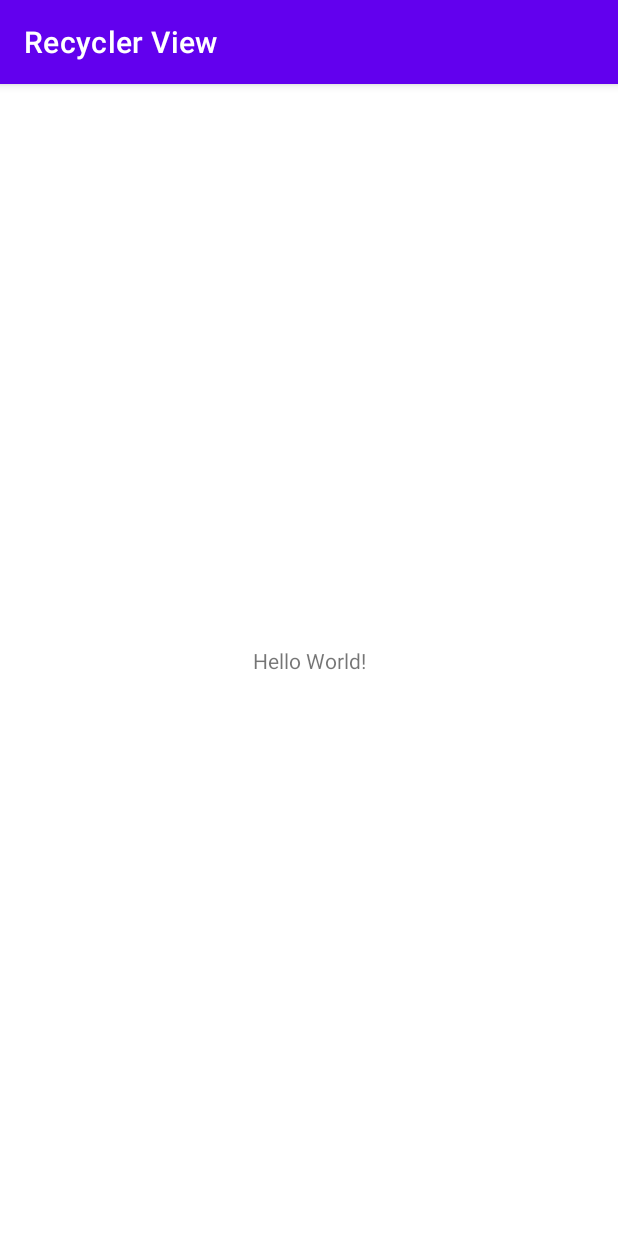
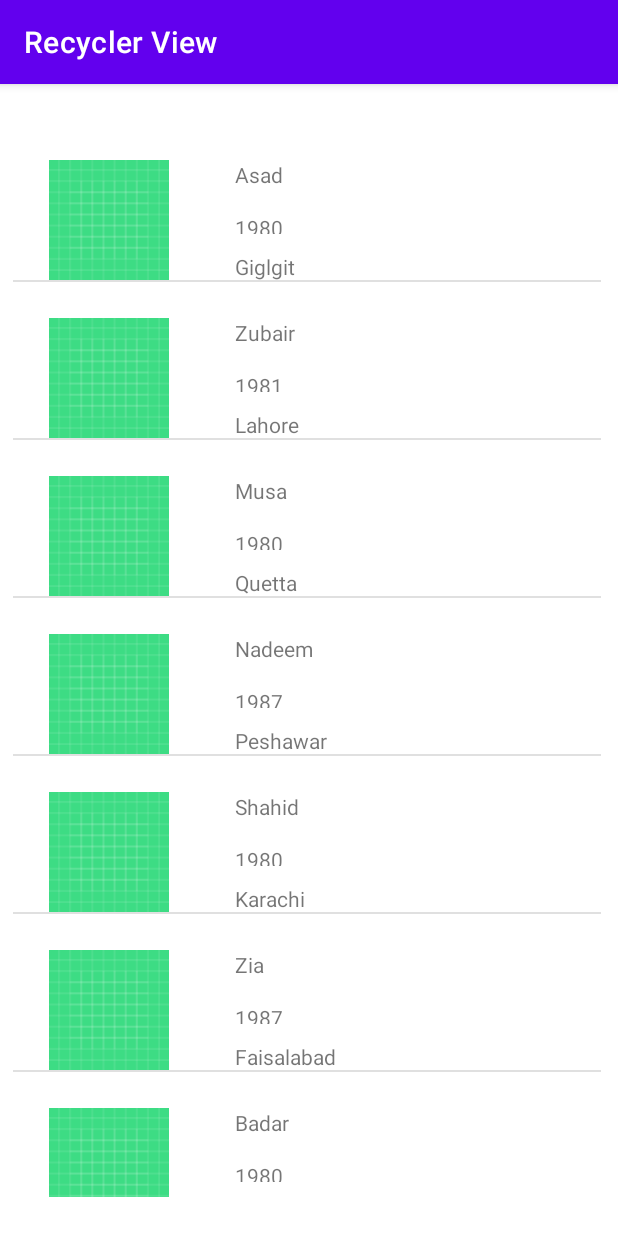
Before and after one commit to anas1590/Recycler-View, an Android app: the screen it shows after launch (MainActivity), on a phone screen of 412 x 824 dp. Run offline under Robolectric (Android 15) with nearby library versions, the phone set to English and light mode, and no system bars; pictures from the network do not load.

Commit message:
second commit

```diff
--- /dev/null
+++ b/app/src/main/java/com/example/recyclerview/Friends.java
@@ -0,0 +1,48 @@
+package com.example.recyclerview;
+
+public class Friends {
+    private int id;
+
+    private String name;
+    private int dob;
+    private String city;
+
+    public Friends(int id, String name, int dob, String city) {
+        this.id = id;
+        this.name = name;
+        this.dob = dob;
+        this.city = city;
+    }
+
+    public int getId() {
+        return id;
+    }
+
+    public void setId(int id) {
+        this.id = id;
+    }
+
+    public String getName() {
+        return name;
+    }
+
+    public void setName(String name) {
+        this.name = name;
+    }
+
+    public int getDob() {
+        return dob;
+    }
+
+    public void setDob(int dob) {
+        this.dob = dob;
+    }
+
+    public String getCity() {
+        return city;
+    }
+
+    public void setCity(String city) {
+        this.city = city;
+    }
+}
--- a/app/src/main/java/com/example/recyclerview/MainActivity.java
+++ b/app/src/main/java/com/example/recyclerview/MainActivity.java
@@ -1,14 +1,55 @@
 package com.example.recyclerview;
 
 import androidx.appcompat.app.AppCompatActivity;
+import androidx.recyclerview.widget.GridLayoutManager;
+import androidx.recyclerview.widget.LinearLayoutManager;
+import androidx.recyclerview.widget.RecyclerView;
 
 import android.os.Bundle;
 
+import java.util.ArrayList;
+import java.util.Arrays;
+import java.util.List;
+
 public class MainActivity extends AppCompatActivity {
+
+    private RecyclerView recyclerView;
+    private RecyclerView.Adapter adapter;
+    private RecyclerView.LayoutManager layoutManager;
+
+    List<Friends> friendsList = new ArrayList<Friends>();
 
     @Override
     protected void onCreate(Bundle savedInstanceState) {
         super.onCreate(savedInstanceState);
         setContentView(R.layout.activity_main);
+
+        setListAdapter();
+
+    }
+    private void setListAdapter() {
+        Friends f0 = new Friends(1,"Asad", 1980, "Giglgit");
+        Friends f1 = new Friends(2,"Zubair", 1981, "Lahore");
+        Friends f2 = new Friends(3,"Musa", 1980, "Quetta");
+        Friends f3 = new Friends(4,"Nadeem",1987,"Peshawar");
+        Friends f4 = new Friends(5,"Shahid", 1980, "Karachi");
+        Friends f5 = new Friends(6,"Zia",1987,"Faisalabad ");
+        Friends f6 = new Friends(7,"Badar", 1980, "Rawalpindi");
+        Friends f7 = new Friends(8,"Hashim",1987,"Lahore");
+
+        friendsList.addAll(Arrays.asList(new Friends[]{f0,f1,f2,f3,f4,f5,f6,f7,}));
+        recyclerView = findViewById(R.id.recyclerView);
+
+        //recyclerView.setHasFixedSize(true);
+
+        //LinearLayoutManager GridLayoutManager
+        layoutManager = new LinearLayoutManager(this);
+        recyclerView.setLayoutManager(layoutManager);
+
+        adapter = new RecyclerViewAdapter(friendsList,MainActivity.this) {
+
+        };
+
+        recyclerView.setAdapter(adapter);
     }
 }
--- /dev/null
+++ b/app/src/main/java/com/example/recyclerview/RecyclerViewAdapter.java
@@ -0,0 +1,62 @@
+package com.example.recyclerview;
+
+import android.app.Activity;
+import android.view.LayoutInflater;
+import android.view.View;
+import android.view.ViewGroup;
+import android.widget.ImageView;
+import android.widget.TextView;
+
+import androidx.annotation.NonNull;
+import androidx.recyclerview.widget.RecyclerView;
+
+import java.util.List;
+
+class RecyclerViewAdapter extends RecyclerView.Adapter<RecyclerViewAdapter.MyViewHolder> {
+
+    List<Friends> friendsList;
+    Activity mAct;
+
+    public RecyclerViewAdapter(List<Friends> friendsList, Activity mAct) {
+        this.friendsList = friendsList;
+        this.mAct = mAct;
+    }
+
+    @NonNull
+    @Override
+    public MyViewHolder onCreateViewHolder(@NonNull ViewGroup parent, int viewType) {
+        View itemView = LayoutInflater.from(parent.getContext())
+                .inflate(R.layout.friends, parent, false);
+        return new MyViewHolder(itemView);
+    }
+
+    @Override
+    public void onBindViewHolder(@NonNull MyViewHolder holder, int position) {
+        holder.data=friendsList.get(position);
+        holder.textViewFriendName.setText(holder.data.getName());
+        holder.textViewdateFriend.setText(String.valueOf(holder.data.getDob()));
+        //holder.imageViewFriend.setImageResource(R.drawable.airplane);
+        holder.textViewCity.setText(holder.data.getCity());
+        //Glide.with(mAct).load("https://homepages.cae.wisc.edu/~ece533/images/airplane.png").into(holder.imageViewFriend);
+    }
+
+    @Override
+    public int getItemCount() {
+        return friendsList.size();
+    }
+
+    public class MyViewHolder extends RecyclerView.ViewHolder {
+        ImageView imageViewFriend;
+        TextView textViewFriendName;
+        TextView textViewdateFriend;
+        TextView textViewCity;
+        Friends data;
+        public MyViewHolder(@NonNull View itemView) {
+            super(itemView);
+            imageViewFriend = itemView.findViewById(R.id.imageViewFriendPicture);
+            textViewFriendName = itemView.findViewById(R.id.textViewFriendName);
+            textViewdateFriend = itemView.findViewById(R.id.textViewDate);
+            textViewCity = itemView.findViewById(R.id.textViewCity);
+        }
+    }
+}
--- a/app/src/main/res/layout/activity_main.xml
+++ b/app/src/main/res/layout/activity_main.xml
@@ -6,13 +6,16 @@
     android:layout_height="match_parent"
     tools:context=".MainActivity">
 
-    <TextView
-        android:layout_width="wrap_content"
-        android:layout_height="wrap_content"
-        android:text="Hello World!"
+    <androidx.recyclerview.widget.RecyclerView
+        android:id="@+id/recyclerView"
+        android:layout_width="395dp"
+        android:layout_height="715dp"
+        android:layout_marginStart="16dp"
+        android:layout_marginTop="16dp"
+        android:layout_marginEnd="16dp"
+        android:layout_marginBottom="16dp"
         app:layout_constraintBottom_toBottomOf="parent"
-        app:layout_constraintLeft_toLeftOf="parent"
-        app:layout_constraintRight_toRightOf="parent"
+        app:layout_constraintEnd_toEndOf="parent"
+        app:layout_constraintStart_toStartOf="parent"
         app:layout_constraintTop_toTopOf="parent" />
-
 </androidx.constraintlayout.widget.ConstraintLayout>
--- /dev/null
+++ b/app/src/main/res/layout/friends.xml
@@ -0,0 +1,58 @@
+<?xml version="1.0" encoding="utf-8"?>
+<androidx.constraintlayout.widget.ConstraintLayout xmlns:android="http://schemas.android.com/apk/res/android"
+    xmlns:app="http://schemas.android.com/apk/res-auto"
+    xmlns:tools="http://schemas.android.com/tools"
+    android:orientation="vertical" android:layout_width="match_parent"
+    android:layout_height="wrap_content"
+    android:id="@+id/friendDetailLayout">
+
+    <ImageView
+        android:id="@+id/imageViewFriendPicture"
+        android:layout_width="80dp"
+        android:layout_height="80dp"
+        android:layout_marginStart="24dp"
+        android:layout_marginTop="24dp"
+        app:layout_constraintStart_toStartOf="parent"
+        app:layout_constraintTop_toTopOf="parent"
+        android:src="@drawable/ic_launcher_background" />
+
+    <TextView
+        android:id="@+id/textViewFriendName"
+        android:layout_width="wrap_content"
+        android:layout_height="wrap_content"
+        android:layout_marginStart="44dp"
+        android:text="TextView"
+        app:layout_constraintStart_toEndOf="@+id/imageViewFriendPicture"
+        app:layout_constraintTop_toTopOf="@+id/imageViewFriendPicture" />
+
+    <TextView
+        android:id="@+id/textViewDate"
+        android:layout_width="wrap_content"
+        android:layout_height="14dp"
+        android:layout_marginStart="44dp"
+        android:layout_marginTop="16dp"
+        android:text="TextView"
+        app:layout_constraintStart_toEndOf="@+id/imageViewFriendPicture"
+        app:layout_constraintTop_toBottomOf="@+id/textViewFriendName" />
+
+    <View
+        android:id="@+id/divider"
+        android:layout_width="395dp"
+        android:layout_height="1dp"
+        android:layout_marginStart="8dp"
+        android:layout_marginEnd="16dp"
+        android:background="?android:attr/listDivider"
+        app:layout_constraintEnd_toEndOf="parent"
+        app:layout_constraintStart_toStartOf="parent"
+        app:layout_constraintTop_toBottomOf="@+id/imageViewFriendPicture" />
+
+    <TextView
+        android:id="@+id/textViewCity"
+        android:layout_width="wrap_content"
+        android:layout_height="wrap_content"
+        android:layout_marginStart="44dp"
+        android:layout_marginTop="12dp"
+        android:text="TextView"
+        app:layout_constraintStart_toEndOf="@+id/imageViewFriendPicture"
+        app:layout_constraintTop_toBottomOf="@+id/textViewDate" />
+</androidx.constraintlayout.widget.ConstraintLayout>
```
